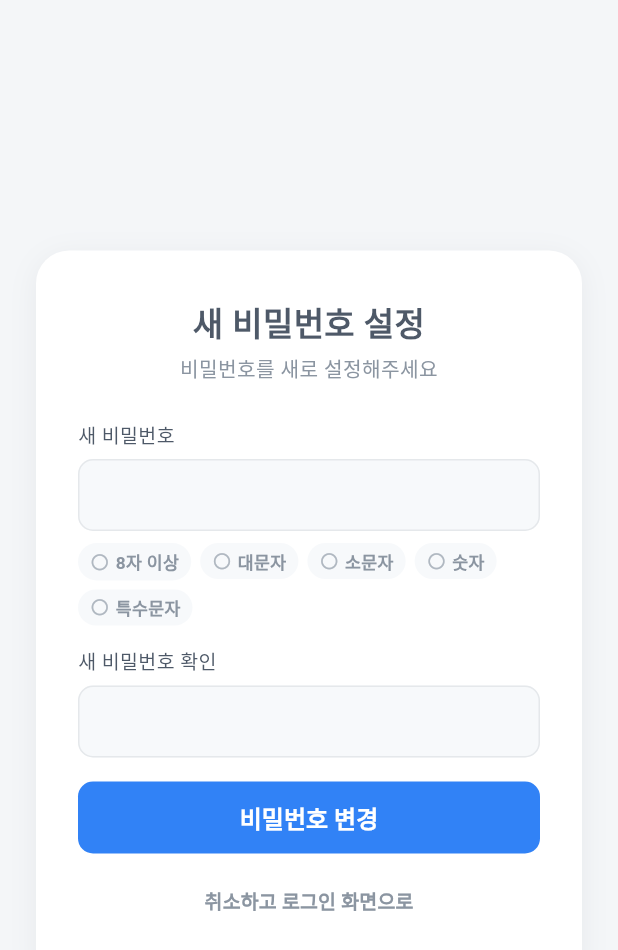
After one commit to Returnmakdo/billionaire, a Flutter app: the ResetPasswordScreen screen opened by its route, on a phone screen of 412 x 824 dp. The commit adds this screen. Shown: the top 950 px of the screen. Run offline on Flutter 3.47's test engine with Material 3 defaults, Android fonts, the phone set to English and light mode, and no system bars; our stand-ins replace flutter_svg, go_router, supabase_flutter; accounts and stored records are empty; network calls fail; Roboto replaces fonts that are missing (Pretendard); statements that could not run were skipped.

Commit message:
Feat: 비밀번호 재설정 흐름
- 로그인 화면 비번 입력칸 아래 '비밀번호 잊으셨나요?' 링크 → 다이얼로그
  → AuthService.sendPasswordReset(email) → 메일 발송
- /reset-password 라우트 + ResetPasswordScreen
  · 비번 강도 체크리스트 + 확인 입력
  · 변경 후 자동 signOut → 로그인 화면
- AuthService.recoveryMode (ValueNotifier) — passwordRecovery 이벤트 시 true
  · 라우터 redirect가 무조건 /reset-password로 강제
  · main()에서 URL의 'type=recovery' 즉시 감지 (initSupabase가 fire하는 이벤트
    listener 등록 전에 발생하는 race 방지)
- supabase init을 implicit flow로 변경 — PKCE는 verifier가 같은 브라우저
  localStorage에 의존해서 메일 링크 클릭 시 종종 깨짐

```diff
--- /dev/null
+++ b/lib/screens/reset_password_screen.dart
@@ -0,0 +1,252 @@
+import 'package:flutter/material.dart';
+
+import '../auth.dart';
+import '../theme.dart';
+import '../widgets/common.dart' show errorMessage;
+
+/// 비밀번호 재설정 메일 링크로 들어왔을 때 보여주는 화면.
+/// 새 비밀번호 입력 → 변경 → 로그아웃 → 로그인 화면.
+class ResetPasswordScreen extends StatefulWidget {
+  const ResetPasswordScreen({super.key});
+
+  @override
+  State<ResetPasswordScreen> createState() => _ResetPasswordScreenState();
+}
+
+class _ResetPasswordScreenState extends State<ResetPasswordScreen> {
+  final _passCtrl = TextEditingController();
+  final _passConfirmCtrl = TextEditingController();
+  bool _busy = false;
+
+  bool _hasMinLength = false;
+  bool _hasLower = false;
+  bool _hasUpper = false;
+  bool _hasDigit = false;
+  bool _hasSymbol = false;
+
+  bool get _passwordValid =>
+      _hasMinLength && _hasLower && _hasUpper && _hasDigit && _hasSymbol;
+  bool get _passwordsMatch =>
+      _passConfirmCtrl.text.isNotEmpty &&
+      _passCtrl.text == _passConfirmCtrl.text;
+
+  @override
+  void dispose() {
+    _passCtrl.dispose();
+    _passConfirmCtrl.dispose();
+    super.dispose();
+  }
+
+  void _onPasswordChanged(String v) {
+    setState(() {
+      _hasMinLength = v.length >= 8;
+      _hasLower = RegExp(r'[a-z]').hasMatch(v);
+      _hasUpper = RegExp(r'[A-Z]').hasMatch(v);
+      _hasDigit = RegExp(r'\d').hasMatch(v);
+      _hasSymbol = RegExp(r'[^a-zA-Z0-9\s]').hasMatch(v);
+    });
+  }
+
+  Future<void> _submit() async {
+    if (!_passwordValid) {
+      _showError('비밀번호 조건을 모두 만족해야 해요');
+      return;
+    }
+    if (!_passwordsMatch) {
+      _showError('비밀번호가 일치하지 않아요');
+      return;
+    }
+    setState(() => _busy = true);
+    try {
+      await AuthService.updatePassword(_passCtrl.text);
+      AuthService.recoveryMode.value = false;
+      // 로그아웃해서 새 비번으로 직접 로그인하게 유도
+      await AuthService.signOut();
+      if (!mounted) return;
+      ScaffoldMessenger.of(context)
+        ..hideCurrentSnackBar()
+        ..showSnackBar(const SnackBar(
+          content: Text('비밀번호를 변경했어요. 새 비밀번호로 로그인해주세요'),
+          backgroundColor: AppColors.text,
+          duration: Duration(seconds: 4),
+        ));
+    } catch (e) {
+      if (!mounted) return;
+      _showError(errorMessage(e));
+      setState(() => _busy = false);
+    }
+  }
+
+  Future<void> _cancel() async {
+    AuthService.recoveryMode.value = false;
+    await AuthService.signOut();
+  }
+
+  void _showError(String msg) {
+    ScaffoldMessenger.of(context)
+      ..hideCurrentSnackBar()
+      ..showSnackBar(SnackBar(
+        content: Text(msg),
+        backgroundColor: AppColors.danger,
+      ));
+  }
+
+  @override
+  Widget build(BuildContext context) {
+    return Scaffold(
+      backgroundColor: AppColors.bg,
+      body: SafeArea(
+        child: Center(
+          child: SingleChildScrollView(
+            padding: const EdgeInsets.all(24),
+            child: ConstrainedBox(
+              constraints: const BoxConstraints(maxWidth: 380),
+              child: Container(
+                padding: const EdgeInsets.symmetric(
+                    horizontal: 28, vertical: 32),
+                decoration: BoxDecoration(
+                  color: AppColors.surface,
+                  borderRadius: BorderRadius.circular(AppRadius.xl),
+                  boxShadow: const [
+                    BoxShadow(
+                        color: Color(0x0F0F172A),
+                        blurRadius: 16,
+                        offset: Offset(0, 4)),
+                  ],
+                ),
+                child: Column(
+                  mainAxisSize: MainAxisSize.min,
+                  crossAxisAlignment: CrossAxisAlignment.stretch,
+                  children: [
+                    const Text(
+                      '새 비밀번호 설정',
+                      textAlign: TextAlign.center,
+                      style: TextStyle(
+                          fontSize: 22, fontWeight: FontWeight.w700),
+                    ),
+                    const SizedBox(height: 4),
+                    const Text(
+                      '비밀번호를 새로 설정해주세요',
+                      textAlign: TextAlign.center,
+                      style: TextStyle(
+                          fontSize: 13.5, color: AppColors.text3),
+                    ),
+                    const SizedBox(height: 24),
+                    const _Label('새 비밀번호'),
+                    const SizedBox(height: 6),
+                    TextField(
+                      controller: _passCtrl,
+                      obscureText: true,
+                      textInputAction: TextInputAction.next,
+                      onChanged: _onPasswordChanged,
+                    ),
+                    const SizedBox(height: 8),
+                    Wrap(
+                      spacing: 6,
+                      runSpacing: 6,
+                      children: [
+                        _ReqChip(label: '8자 이상', met: _hasMinLength),
+                        _ReqChip(label: '대문자', met: _hasUpper),
+                        _ReqChip(label: '소문자', met: _hasLower),
+                        _ReqChip(label: '숫자', met: _hasDigit),
+                        _ReqChip(label: '특수문자', met: _hasSymbol),
+                      ],
+                    ),
+                    const SizedBox(height: 14),
+                    const _Label('새 비밀번호 확인'),
+                    const SizedBox(height: 6),
+                    TextField(
+                      controller: _passConfirmCtrl,
+                      obscureText: true,
+                      textInputAction: TextInputAction.done,
+                      onChanged: (_) => setState(() {}),
+                      onSubmitted: (_) => _submit(),
+                      decoration: InputDecoration(
+                        errorText: _passConfirmCtrl.text.isNotEmpty &&
+                                !_passwordsMatch
+                            ? '비밀번호가 일치하지 않아요'
+                            : null,
+                        suffixIcon: _passConfirmCtrl.text.isEmpty
+                            ? null
+                            : (_passwordsMatch
+                                ? const Icon(Icons.check_circle_outline,
+                                    color: AppColors.success, size: 20)
+                                : const Icon(Icons.error_outline,
+                                    color: AppColors.danger, size: 20)),
+                      ),
+                    ),
+                    const SizedBox(height: 16),
+                    FilledButton(
+                      onPressed: _busy ? null : _submit,
+                      child: Text(_busy ? '변경 중...' : '비밀번호 변경'),
+                    ),
+                    const SizedBox(height: 8),
+                    TextButton(
+                      onPressed: _busy ? null : _cancel,
+                      child: const Text(
+                        '취소하고 로그인 화면으로',
+                        style: TextStyle(
+                            color: AppColors.text3, fontSize: 13),
+                      ),
+                    ),
+                  ],
+                ),
+              ),
+            ),
+          ),
+        ),
+      ),
+    );
+  }
+}
+
+class _Label extends StatelessWidget {
+  const _Label(this.text);
+  final String text;
+  @override
+  Widget build(BuildContext context) {
+    return Text(
+      text,
+      style: const TextStyle(
+          fontSize: 13,
+          color: AppColors.text2,
+          fontWeight: FontWeight.w500),
+    );
+  }
+}
+
+class _ReqChip extends StatelessWidget {
+  const _ReqChip({required this.label, required this.met});
+  final String label;
+  final bool met;
+
+  @override
+  Widget build(BuildContext context) {
+    return Container(
+      padding: const EdgeInsets.symmetric(horizontal: 8, vertical: 4),
+      decoration: BoxDecoration(
+        color: met ? AppColors.primaryWeak : AppColors.surface2,
+        borderRadius: BorderRadius.circular(99),
+      ),
+      child: Row(
+        mainAxisSize: MainAxisSize.min,
+        children: [
+          Icon(
+            met ? Icons.check_circle : Icons.radio_button_unchecked,
+            size: 13,
+            color: met ? AppColors.primary : AppColors.text4,
+          ),
+          const SizedBox(width: 4),
+          Text(
+            label,
+            style: TextStyle(
+              fontSize: 11.5,
+              fontWeight: FontWeight.w600,
+              color: met ? AppColors.primaryStrong : AppColors.text3,
+            ),
+          ),
+        ],
+      ),
+    );
+  }
+}
```
Also changed, not shown: lib/auth.dart (+16 -1 lines), lib/main.dart (+29 -1 lines), lib/screens/login_screen.dart (+91 -0 lines), lib/supabase.dart (+10 -1 lines).
